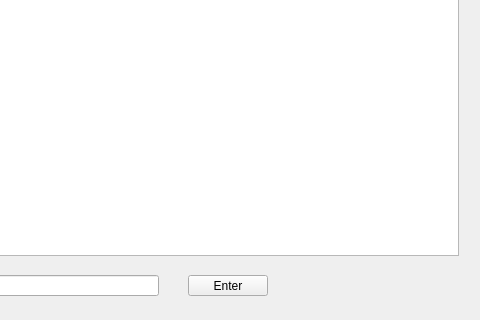
The window that qprocess_test/qprocesstest.ui (Zalafina/Qt_SmallSample) describes before a commit, drawn with Qt 5; both pictures show x 222 to 702 and y 105 to 425 of the 702 by 425 pixel window.
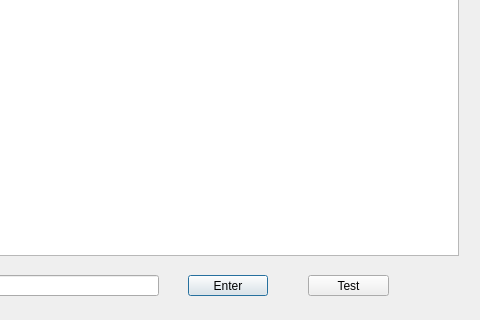
The same window after the commit.

```diff
--- a/qprocess_test/qprocesstest.ui
+++ b/qprocess_test/qprocesstest.ui
@@ -35,6 +35,12 @@
    <property name="text">
     <string>Enter</string>
    </property>
+   <property name="autoDefault">
+    <bool>true</bool>
+   </property>
+   <property name="default">
+    <bool>true</bool>
+   </property>
   </widget>
   <widget class="QPlainTextEdit" name="plainTextEdit">
    <property name="geometry">
@@ -49,6 +55,19 @@
     <bool>true</bool>
    </property>
   </widget>
+  <widget class="QPushButton" name="pushButton_2">
+   <property name="geometry">
+    <rect>
+     <x>530</x>
+     <y>380</y>
+     <width>81</width>
+     <height>21</height>
+    </rect>
+   </property>
+   <property name="text">
+    <string>Test</string>
+   </property>
+  </widget>
  </widget>
  <layoutdefault spacing="6" margin="11"/>
  <resources/>
```
Left out of the diff: 9 changed lines with no effect on the pictures.
